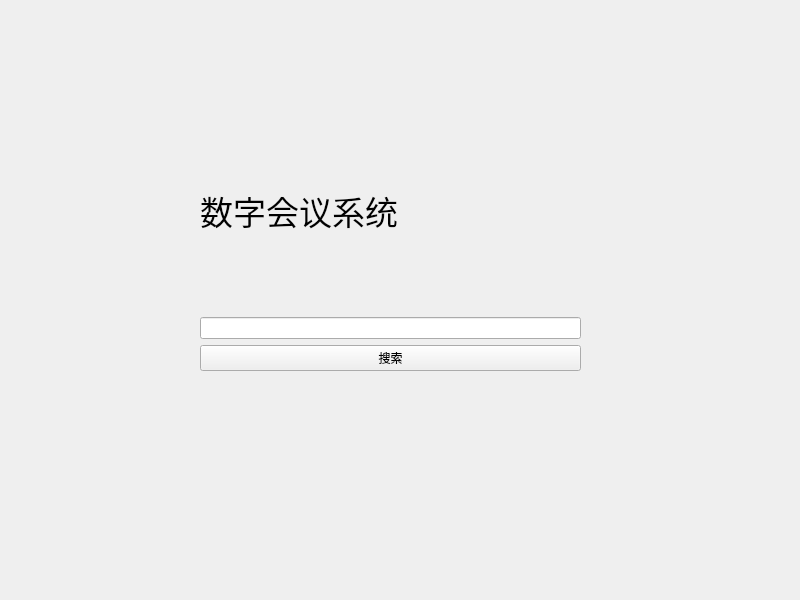
This is MainWindow.ui in liyiyi111/sound as Qt 5 draws it before an edit. The edited form follows.
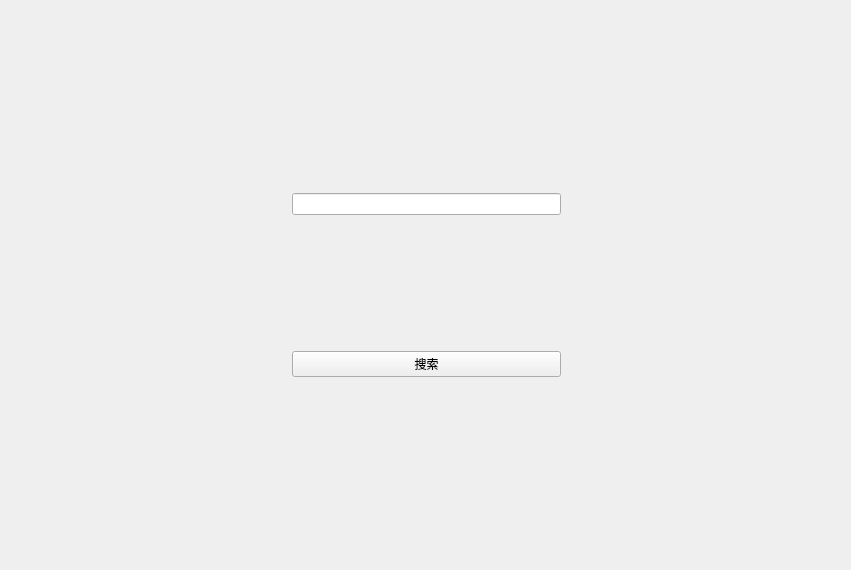
This is the edited form. Custom widgets are drawn as their Qt base class.

What changed in the file:
```diff
--- a/MainWindow.ui
+++ b/MainWindow.ui
@@ -6,8 +6,8 @@
    <rect>
     <x>0</x>
     <y>0</y>
-    <width>800</width>
-    <height>600</height>
+    <width>851</width>
+    <height>570</height>
    </rect>
   </property>
   <property name="font">
@@ -18,45 +18,157 @@
   <property name="windowTitle">
    <string>MainWindow</string>
   </property>
-  <widget class="QWidget" name="">
-   <property name="geometry">
-    <rect>
-     <x>200</x>
-     <y>110</y>
-     <width>381</width>
-     <height>261</height>
-    </rect>
+  <property name="styleSheet">
+   <string notr="true"/>
+  </property>
+  <layout class="QGridLayout" name="gridLayout">
+   <property name="leftMargin">
+    <number>0</number>
    </property>
-   <layout class="QVBoxLayout" name="verticalLayout">
-    <item>
-     <widget class="QLabel" name="label">
-      <property name="font">
-       <font>
-        <pointsize>25</pointsize>
-       </font>
+   <property name="topMargin">
+    <number>0</number>
+   </property>
+   <property name="rightMargin">
+    <number>0</number>
+   </property>
+   <property name="bottomMargin">
+    <number>0</number>
+   </property>
+   <item row="0" column="0">
+    <widget class="QWidget" name="widget" native="true">
+     <layout class="QGridLayout" name="gridLayout_2">
+      <property name="leftMargin">
+       <number>11</number>
       </property>
-      <property name="text">
-       <string>数字会议系统</string>
+      <property name="topMargin">
+       <number>9</number>
       </property>
-     </widget>
-    </item>
-    <item>
-     <widget class="QLineEdit" name="editIp">
-      <property name="placeholderText">
-       <string/>
-      </property>
-     </widget>
-    </item>
-    <item>
-     <widget class="QPushButton" name="btnFind">
-      <property name="text">
-       <string>搜索</string>
-      </property>
-     </widget>
-    </item>
-   </layout>
-  </widget>
+      <item row="0" column="1">
+       <spacer name="verticalSpacer_2">
+        <property name="orientation">
+         <enum>Qt::Vertical</enum>
+        </property>
+        <property name="sizeHint" stdset="0">
+         <size>
+          <width>20</width>
+          <height>177</height>
+         </size>
+        </property>
+       </spacer>
+      </item>
+      <item row="1" column="0">
+       <spacer name="horizontalSpacer">
+        <property name="orientation">
+         <enum>Qt::Horizontal</enum>
+        </property>
+        <property name="sizeHint" stdset="0">
+         <size>
+          <width>281</width>
+          <height>20</height>
+         </size>
+        </property>
+       </spacer>
+      </item>
+      <item row="1" column="1">
+       <layout class="QVBoxLayout" name="verticalLayout">
+        <item>
+         <widget class="LineEdit" name="editIp">
+          <property name="minimumSize">
+           <size>
+            <width>0</width>
+            <height>0</height>
+           </size>
+          </property>
+          <property name="maximumSize">
+           <size>
+            <width>1999</width>
+            <height>16777215</height>
+           </size>
+          </property>
+          <property name="alignment">
+           <set>Qt::AlignCenter</set>
+          </property>
+          <property name="placeholderText">
+           <string/>
+          </property>
+         </widget>
+        </item>
+        <item>
+         <spacer name="verticalSpacer">
+          <property name="orientation">
+           <enum>Qt::Vertical</enum>
+          </property>
+          <property name="sizeHint" stdset="0">
+           <size>
+            <width>20</width>
+            <height>48</height>
+           </size>
+          </property>
+         </spacer>
+        </item>
+        <item>
+         <layout class="QHBoxLayout" name="horizontalLayout">
+          <item>
+           <widget class="QPushButton" name="btnFind">
+            <property name="minimumSize">
+             <size>
+              <width>0</width>
+              <height>0</height>
+             </size>
+            </property>
+            <property name="maximumSize">
+             <size>
+              <width>1100</width>
+              <height>16777215</height>
+             </size>
+            </property>
+            <property name="text">
+             <string>搜索</string>
+            </property>
+           </widget>
+          </item>
+         </layout>
+        </item>
+       </layout>
+      </item>
+      <item row="1" column="2">
+       <spacer name="horizontalSpacer_2">
+        <property name="orientation">
+         <enum>Qt::Horizontal</enum>
+        </property>
+        <property name="sizeHint" stdset="0">
+         <size>
+          <width>281</width>
+          <height>20</height>
+         </size>
+        </property>
+       </spacer>
+      </item>
+      <item row="2" column="1">
+       <spacer name="verticalSpacer_3">
+        <property name="orientation">
+         <enum>Qt::Vertical</enum>
+        </property>
+        <property name="sizeHint" stdset="0">
+         <size>
+          <width>20</width>
+          <height>177</height>
+         </size>
+        </property>
+       </spacer>
+      </item>
+     </layout>
+    </widget>
+   </item>
+  </layout>
  </widget>
+ <customwidgets>
+  <customwidget>
+   <class>LineEdit</class>
+   <extends>QLineEdit</extends>
+   <header>MainWindow.h</header>
+  </customwidget>
+ </customwidgets>
  <resources/>
  <connections/>
 </ui>
```
